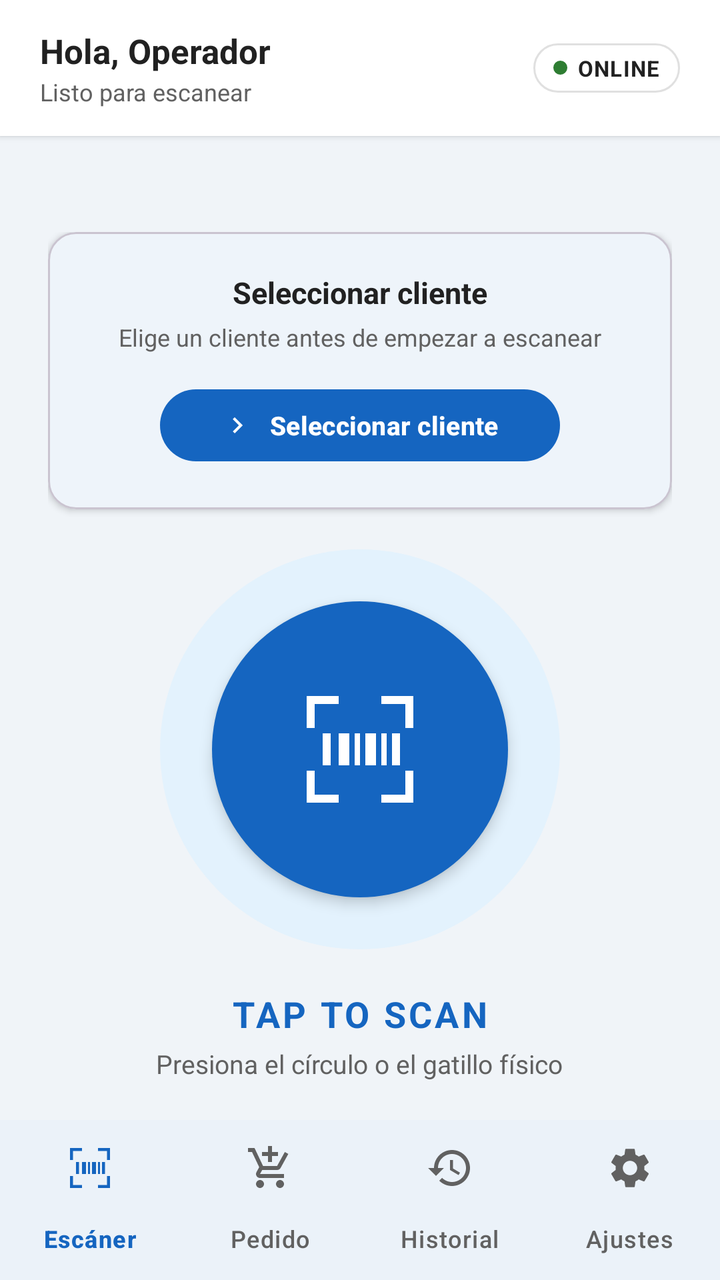
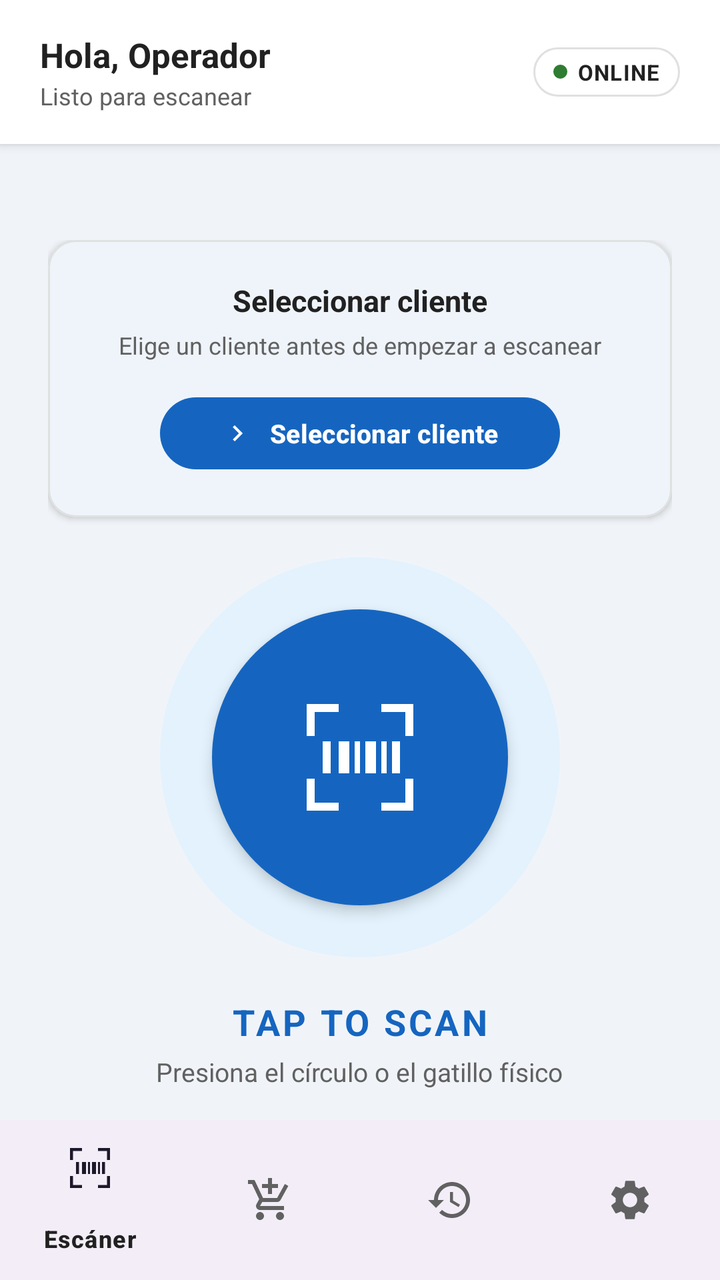

Before-and-after screenshots of an Android layout around one commit, followed by the original layout XML and the change that was made.
<!-- AndroidManifest.xml: application theme Theme.Test -->
<!-- res/layout/activity_main.xml -->
<?xml version="1.0" encoding="utf-8"?>
<androidx.constraintlayout.widget.ConstraintLayout xmlns:android="http://schemas.android.com/apk/res/android"
    xmlns:app="http://schemas.android.com/apk/res-auto"
    android:id="@+id/main"
    android:layout_width="match_parent"
    android:layout_height="match_parent"
    android:background="@color/background">

    
    <LinearLayout
        android:id="@+id/layoutHeader"
        android:layout_width="0dp"
        android:layout_height="wrap_content"
        android:background="@color/surface"
        android:elevation="2dp"
        android:gravity="center_vertical"
        android:orientation="horizontal"
        android:paddingHorizontal="20dp"
        android:paddingVertical="14dp"
        app:layout_constraintEnd_toEndOf="parent"
        app:layout_constraintStart_toStartOf="parent"
        app:layout_constraintTop_toTopOf="parent">

        <LinearLayout
            android:layout_width="0dp"
            android:layout_height="wrap_content"
            android:layout_weight="1"
            android:orientation="vertical">

            <TextView
                android:layout_width="wrap_content"
                android:layout_height="wrap_content"
                android:text="Hola, Operador"
                android:textColor="@color/text_primary"
                android:textSize="17sp"
                android:textStyle="bold" />

            <TextView
                android:id="@+id/tvScanPrompt"
                android:layout_width="wrap_content"
                android:layout_height="wrap_content"
                android:layout_marginTop="1dp"
                android:text="Listo para escanear"
                android:textColor="@color/text_secondary"
                android:textSize="12sp" />
        </LinearLayout>

        
        <LinearLayout
            android:layout_width="wrap_content"
            android:layout_height="wrap_content"
            android:background="@drawable/bg_status_chip"
            android:gravity="center_vertical"
            android:orientation="horizontal"
            android:paddingHorizontal="10dp"
            android:paddingVertical="5dp">

            <View
                android:id="@+id/viewStatusDot"
                android:layout_width="7dp"
                android:layout_height="7dp"
                android:layout_marginEnd="5dp"
                android:background="@drawable/circle_green" />

            <TextView
                android:id="@+id/tvStatus"
                android:layout_width="wrap_content"
                android:layout_height="wrap_content"
                android:letterSpacing="0.04"
                android:text="ONLINE"
                android:textColor="@color/text_primary"
                android:textSize="11sp"
                android:textStyle="bold" />
        </LinearLayout>
    </LinearLayout>

    
    <ScrollView
        android:layout_width="0dp"
        android:layout_height="0dp"
        android:fillViewport="true"
        android:scrollbars="none"
        app:layout_constraintBottom_toTopOf="@id/bottomNav"
        app:layout_constraintEnd_toEndOf="parent"
        app:layout_constraintStart_toStartOf="parent"
        app:layout_constraintTop_toBottomOf="@id/layoutHeader">

        <LinearLayout
            android:layout_width="match_parent"
            android:layout_height="wrap_content"
            android:gravity="center"
            android:orientation="vertical"
            android:paddingHorizontal="24dp"
            android:paddingTop="48dp"
            android:paddingBottom="24dp">

            
            <com.google.android.material.card.MaterialCardView
                android:id="@+id/layoutCustomerCard"
                android:layout_width="match_parent"
                android:layout_height="wrap_content"
                android:layout_marginBottom="20dp"
                android:visibility="gone"
                app:cardBackgroundColor="@color/primary"
                app:cardCornerRadius="14dp"
                app:cardElevation="2dp">

                <LinearLayout
                    android:layout_width="match_parent"
                    android:layout_height="wrap_content"
                    android:gravity="center_vertical"
                    android:orientation="horizontal"
                    android:padding="14dp">

                    <LinearLayout
                        android:layout_width="0dp"
                        android:layout_height="wrap_content"
                        android:layout_weight="1"
                        android:orientation="vertical">

                        <TextView
                            android:layout_width="wrap_content"
                            android:layout_height="wrap_content"
                            android:text="CLIENTE ACTIVO"
                            android:textAllCaps="true"
                            android:textColor="#B3FFFFFF"
                            android:textSize="10sp" />

                        <TextView
                            android:id="@+id/tvCustomerName"
                            android:layout_width="wrap_content"
                            android:layout_height="wrap_content"
                            android:layout_marginTop="2dp"
                            android:textColor="#FFFFFF"
                            android:textSize="15sp"
                            android:textStyle="bold" />
                    </LinearLayout>

                    <com.google.android.material.button.MaterialButton
                        android:id="@+id/btnChangeCustomer"
                        style="@style/Widget.Material3.Button.TextButton"
                        android:layout_width="wrap_content"
                        android:layout_height="36dp"
                        android:text="Cambiar"
                        android:textColor="#FFFFFF"
                        android:textSize="12sp" />
                </LinearLayout>
            </com.google.android.material.card.MaterialCardView>

            
            <com.google.android.material.card.MaterialCardView
                android:id="@+id/layoutSelectCustomer"
                android:layout_width="match_parent"
                android:layout_height="wrap_content"
                android:layout_marginBottom="20dp"
                android:clickable="true"
                android:focusable="true"
                app:cardBackgroundColor="@color/surface"
                app:cardCornerRadius="14dp"
                app:cardElevation="2dp">

                <LinearLayout
                    android:layout_width="match_parent"
                    android:layout_height="wrap_content"
                    android:gravity="center"
                    android:orientation="vertical"
                    android:padding="20dp">

                    <TextView
                        android:layout_width="wrap_content"
                        android:layout_height="wrap_content"
                        android:text="Seleccionar cliente"
                        android:textColor="@color/text_primary"
                        android:textSize="15sp"
                        android:textStyle="bold" />

                    <TextView
                        android:layout_width="wrap_content"
                        android:layout_height="wrap_content"
                        android:layout_marginTop="4dp"
                        android:gravity="center"
                        android:text="Elige un cliente antes de empezar a escanear"
                        android:textColor="@color/text_secondary"
                        android:textSize="12sp" />

                    <com.google.android.material.button.MaterialButton
                        android:id="@+id/btnSelectCustomer"
                        android:layout_width="200dp"
                        android:layout_height="44dp"
                        android:layout_marginTop="14dp"
                        android:text="Seleccionar cliente"
                        android:textSize="13sp"
                        android:textStyle="bold"
                        app:backgroundTint="@color/primary"
                        app:cornerRadius="22dp"
                        app:icon="@drawable/ic_chevron_right"
                        app:iconGravity="textStart"
                        app:iconSize="16dp" />
                </LinearLayout>
            </com.google.android.material.card.MaterialCardView>

            
            <FrameLayout
                android:layout_width="200dp"
                android:layout_height="200dp">

                
                <View
                    android:layout_width="200dp"
                    android:layout_height="200dp"
                    android:background="@drawable/bg_scan_ring" />

                
                <FrameLayout
                    android:id="@+id/btnHoldScan"
                    android:layout_width="148dp"
                    android:layout_height="148dp"
                    android:layout_gravity="center"
                    android:background="@drawable/bg_scan_circle"
                    android:clickable="true"
                    android:elevation="4dp"
                    android:focusable="true">

                    <ImageView
                        android:layout_width="64dp"
                        android:layout_height="64dp"
                        android:layout_gravity="center"
                        android:importantForAccessibility="no"
                        android:src="@drawable/ic_scan_display" />
                </FrameLayout>
            </FrameLayout>

            
            <TextView
                android:layout_width="wrap_content"
                android:layout_height="wrap_content"
                android:layout_marginTop="20dp"
                android:letterSpacing="0.08"
                android:text="TAP TO SCAN"
                android:textAllCaps="true"
                android:textColor="@color/primary"
                android:textSize="18sp"
                android:textStyle="bold" />

            <TextView
                android:layout_width="wrap_content"
                android:layout_height="wrap_content"
                android:layout_marginTop="4dp"
                android:text="Presiona el círculo o el gatillo físico"
                android:textColor="@color/text_secondary"
                android:textSize="13sp" />

            
            <TextView
                android:id="@+id/tvHoldState"
                android:layout_width="wrap_content"
                android:layout_height="wrap_content"
                android:layout_marginTop="6dp"
                android:background="@drawable/bg_chip_sent"
                android:paddingHorizontal="12dp"
                android:paddingVertical="4dp"
                android:text="● ESCANEANDO..."
                android:textColor="@color/success"
                android:textSize="11sp"
                android:textStyle="bold"
                android:visibility="gone" />

            
            <com.google.android.material.button.MaterialButton
                android:id="@+id/btnManualEntry"
                style="@style/Widget.Material3.Button.OutlinedButton"
                android:layout_width="260dp"
                android:layout_height="48dp"
                android:layout_marginTop="28dp"
                android:text="Ingresar código manualmente"
                android:textSize="13sp"
                app:cornerRadius="24dp"
                app:icon="@drawable/ic_keyboard"
                app:iconGravity="textStart"
                app:iconSize="16dp"
                app:iconTint="@color/primary" />

            
            <com.google.android.material.button.MaterialButton
                android:id="@+id/btnScan"
                style="@style/Widget.Material3.Button.TextButton"
                android:layout_width="wrap_content"
                android:layout_height="40dp"
                android:layout_marginTop="4dp"
                android:text="¿Cómo configurar el escáner?"
                android:textColor="@color/text_secondary"
                android:textSize="12sp" />

            
            <com.google.android.material.card.MaterialCardView
                android:id="@+id/layoutLastScan"
                android:layout_width="match_parent"
                android:layout_height="wrap_content"
                android:layout_marginTop="20dp"
                android:clickable="true"
                android:focusable="true"
                android:visibility="gone"
                app:cardBackgroundColor="@color/surface"
                app:cardCornerRadius="14dp"
                app:cardElevation="2dp">

                <LinearLayout
                    android:layout_width="match_parent"
                    android:layout_height="wrap_content"
                    android:gravity="center_vertical"
                    android:orientation="horizontal"
                    android:padding="16dp">

                    <LinearLayout
                        android:layout_width="0dp"
                        android:layout_height="wrap_content"
                        android:layout_weight="1"
                        android:orientation="vertical">

                        <TextView
                            android:layout_width="wrap_content"
                            android:layout_height="wrap_content"
                            android:letterSpacing="0.06"
                            android:text="ÚLTIMO ESCANEO"
                            android:textAllCaps="true"
                            android:textColor="@color/text_secondary"
                            android:textSize="10sp" />

                        <TextView
                            android:id="@+id/tvLastBarcode"
                            android:layout_width="wrap_content"
                            android:layout_height="wrap_content"
                            android:layout_marginTop="2dp"
                            android:fontFamily="monospace"
                            android:textColor="@color/text_primary"
                            android:textSize="16sp"
                            android:textStyle="bold" />

                        <TextView
                            android:id="@+id/tvLastProduct"
                            android:layout_width="wrap_content"
                            android:layout_height="wrap_content"
                            android:textColor="@color/text_primary"
                            android:textSize="13sp" />

                        <TextView
                            android:id="@+id/tvLastTime"
                            android:layout_width="wrap_content"
                            android:layout_height="wrap_content"
                            android:layout_marginTop="2dp"
                            android:textColor="@color/text_secondary"
                            android:textSize="11sp" />
                    </LinearLayout>

                    <ImageView
                        android:layout_width="18dp"
                        android:layout_height="18dp"
                        android:importantForAccessibility="no"
                        android:src="@drawable/ic_chevron_right"
                        app:tint="@color/text_secondary" />
                </LinearLayout>
            </com.google.android.material.card.MaterialCardView>
        </LinearLayout>
    </ScrollView>

    
    <com.google.android.material.bottomnavigation.BottomNavigationView
        android:id="@+id/bottomNav"
        android:layout_width="0dp"
        android:layout_height="wrap_content"
        android:background="@color/surface"
        android:elevation="8dp"
        app:itemIconTint="@color/nav_item_color"
        app:itemTextColor="@color/nav_item_color"
        app:labelVisibilityMode="labeled"
        app:layout_constraintBottom_toBottomOf="parent"
        app:layout_constraintEnd_toEndOf="parent"
        app:layout_constraintStart_toStartOf="parent"
        app:menu="@menu/bottom_nav_menu" />

</androidx.constraintlayout.widget.ConstraintLayout>
<!-- resources referenced by this layout -->
<resources>
  <color name="background">#F0F4F8</color>
  <color name="primary">#1565C0</color>
  <color name="success">#2E7D32</color>
  <color name="surface">#FFFFFF</color>
  <color name="text_primary">#212121</color>
  <color name="text_secondary">#616161</color>
  <!-- drawable bg_chip_sent (drawable) -->
  <?xml version="1.0" encoding="utf-8"?>
  <shape xmlns:android="http://schemas.android.com/apk/res/android"
      android:shape="rectangle">
      <solid android:color="#E8F5E9"/>
      <corners android:radius="12dp"/>
  </shape>
  <!-- drawable bg_scan_circle (drawable) -->
  <?xml version="1.0" encoding="utf-8"?>
  <shape xmlns:android="http://schemas.android.com/apk/res/android" android:shape="oval">
      <solid android:color="@color/primary" />
  </shape>
  <!-- drawable bg_scan_ring (drawable) -->
  <?xml version="1.0" encoding="utf-8"?>
  <shape xmlns:android="http://schemas.android.com/apk/res/android" android:shape="oval">
      <solid android:color="@color/light_primary" />
  </shape>
  <style name="Theme.Test" parent="Base.Theme.Test" />
  <color name="light_primary">#E3F2FD</color>
  <color name="green">#2E7D32</color>
  <style name="Base.Theme.Test" parent="Theme.Material3.Light.NoActionBar">
          <item name="android:windowBackground">@color/background</item>
          <item name="colorPrimary">@color/primary</item>
          <item name="colorOnPrimary">@color/white</item>
          <item name="colorPrimaryContainer">@color/light_primary</item>
          <item name="colorOnPrimaryContainer">@color/primary_dark</item>
          <item name="colorSurface">@color/surface</item>
          <item name="colorOnSurface">@color/text_primary</item>
          <item name="colorSurfaceVariant">@color/background</item>
          <item name="android:statusBarColor">@android:color/transparent</item>
      </style>
  <color name="white">#FFFFFFFF</color>
  <color name="primary_dark">#0D47A1</color>
  <!-- unchanged entries left out for length: 5 -->
</resources>

<!-- the commit's change to res/layout/activity_main.xml (unified diff, before → after) -->
@@ -12,11 +12,11 @@
         android:layout_width="0dp"
         android:layout_height="wrap_content"
         android:background="@color/surface"
-        android:elevation="2dp"
+        android:elevation="3dp"
         android:gravity="center_vertical"
         android:orientation="horizontal"
         android:paddingHorizontal="20dp"
-        android:paddingVertical="14dp"
+        android:paddingVertical="16dp"
         app:layout_constraintEnd_toEndOf="parent"
         app:layout_constraintStart_toStartOf="parent"
         app:layout_constraintTop_toTopOf="parent">
@@ -75,6 +75,47 @@
     </LinearLayout>
 
     
+    <com.google.android.material.card.MaterialCardView
+        android:id="@+id/bannerOffline"
+        android:layout_width="0dp"
+        android:layout_height="wrap_content"
+        android:visibility="gone"
+        app:cardBackgroundColor="@color/warning_light"
+        app:cardCornerRadius="0dp"
+        app:cardElevation="0dp"
+        app:layout_constraintEnd_toEndOf="parent"
+        app:layout_constraintStart_toStartOf="parent"
+        app:layout_constraintTop_toBottomOf="@id/layoutHeader"
+        app:strokeColor="@color/warning"
+        app:strokeWidth="1dp">
+
+        <LinearLayout
+            android:layout_width="match_parent"
+            android:layout_height="wrap_content"
+            android:gravity="center_vertical"
+            android:orientation="horizontal"
+            android:paddingHorizontal="16dp"
+            android:paddingVertical="10dp">
+
+            <ImageView
+                android:layout_width="18dp"
+                android:layout_height="18dp"
+                android:layout_marginEnd="10dp"
+                android:importantForAccessibility="no"
+                android:src="@drawable/ic_cloud"
+                app:tint="@color/warning" />
+
+            <TextView
+                android:layout_width="wrap_content"
+                android:layout_height="wrap_content"
+                android:text="Modo offline — los pedidos se guardan localmente"
+                android:textColor="@color/warning"
+                android:textSize="12sp"
+                android:textStyle="bold" />
+        </LinearLayout>
+    </com.google.android.material.card.MaterialCardView>
+
+    
     <ScrollView
         android:layout_width="0dp"
         android:layout_height="0dp"
@@ -83,7 +124,7 @@
         app:layout_constraintBottom_toTopOf="@id/bottomNav"
         app:layout_constraintEnd_toEndOf="parent"
         app:layout_constraintStart_toStartOf="parent"
-        app:layout_constraintTop_toBottomOf="@id/layoutHeader">
+        app:layout_constraintTop_toBottomOf="@id/bannerOffline">
 
         <LinearLayout
             android:layout_width="match_parent"
@@ -368,11 +409,8 @@
         android:id="@+id/bottomNav"
         android:layout_width="0dp"
         android:layout_height="wrap_content"
-        android:background="@color/surface"
         android:elevation="8dp"
-        app:itemIconTint="@color/nav_item_color"
-        app:itemTextColor="@color/nav_item_color"
-        app:labelVisibilityMode="labeled"
+        app:labelVisibilityMode="selected"
         app:layout_constraintBottom_toBottomOf="parent"
         app:layout_constraintEnd_toEndOf="parent"
         app:layout_constraintStart_toStartOf="parent"
<!-- resource entries referenced after the edit -->
@@ -6,6 +6,8 @@
   <color name="surface">#FFFFFF</color>
   <color name="text_primary">#212121</color>
   <color name="text_secondary">#616161</color>
+  <color name="warning">#F57F17</color>
+  <color name="warning_light">#FFF8E1</color>
   <!-- drawable bg_chip_sent (drawable) -->
   <?xml version="1.0" encoding="utf-8"?>
   <shape xmlns:android="http://schemas.android.com/apk/res/android"
@@ -23,7 +25,18 @@
   <shape xmlns:android="http://schemas.android.com/apk/res/android" android:shape="oval">
       <solid android:color="@color/light_primary" />
   </shape>
-  <style name="Theme.Test" parent="Base.Theme.Test" />
+  <!-- drawable ic_cloud (drawable) -->
+  <vector xmlns:android="http://schemas.android.com/apk/res/android"
+      android:width="20dp"
+      android:height="20dp"
+      android:viewportWidth="24"
+      android:viewportHeight="24">
+      <path android:fillColor="#1565C0"
+          android:pathData="M19.35,10.04C18.67,6.59 15.64,4 12,4C9.11,4 6.6,5.64 5.35,8.04C2.34,8.36 0,10.91 0,14c0,3.31 2.69,6 6,6h13c2.76,0 5,-2.24 5,-5 0,-2.64 -2.05,-4.78 -4.65,-4.96z"/>
+  </vector>
+  <style name="Theme.Test" parent="Base.Theme.Test">
+          <item name="android:windowAnimationStyle">@style/WindowAnimation.Slide</item>
+      </style>
   <color name="light_primary">#E3F2FD</color>
   <color name="green">#2E7D32</color>
   <style name="Base.Theme.Test" parent="Theme.Material3.Light.NoActionBar">
@@ -32,13 +45,37 @@
           <item name="colorOnPrimary">@color/white</item>
           <item name="colorPrimaryContainer">@color/light_primary</item>
           <item name="colorOnPrimaryContainer">@color/primary_dark</item>
+          <item name="colorSecondary">@color/primary_light</item>
+          <item name="colorOnSecondary">@color/white</item>
+          <item name="colorSecondaryContainer">@color/light_primary</item>
+          <item name="colorTertiary">@color/success</item>
+          <item name="colorOnTertiary">@color/white</item>
+          <item name="colorError">@color/red</item>
+          <item name="colorOnError">@color/white</item>
+          <item name="colorErrorContainer">@color/error_light</item>
           <item name="colorSurface">@color/surface</item>
           <item name="colorOnSurface">@color/text_primary</item>
           <item name="colorSurfaceVariant">@color/background</item>
+          <item name="colorOnSurfaceVariant">@color/text_secondary</item>
+          <item name="colorOutline">@color/outline</item>
+          <item name="colorOutlineVariant">@color/light_gray</item>
           <item name="android:statusBarColor">@android:color/transparent</item>
+          <item name="android:navigationBarColor">@color/surface</item>
+          <item name="android:windowLightNavigationBar" tools:targetApi="27">true</item>
+      </style>
+  <style name="WindowAnimation.Slide" parent="@android:style/Animation.Activity">
+          <item name="android:activityOpenEnterAnimation">@anim/slide_in_right</item>
+          <item name="android:activityOpenExitAnimation">@anim/slide_out_left</item>
+          <item name="android:activityCloseEnterAnimation">@anim/slide_in_left</item>
+          <item name="android:activityCloseExitAnimation">@anim/slide_out_right</item>
       </style>
   <color name="white">#FFFFFFFF</color>
   <color name="primary_dark">#0D47A1</color>
+  <color name="primary_light">#1976D2</color>
+  <color name="red">#C62828</color>
+  <color name="error_light">#FFEBEE</color>
+  <color name="outline">#79747E</color>
+  <color name="light_gray">#E0E0E0</color>
   <!-- unchanged entries left out for length: 5 -->
 </resources>
 
